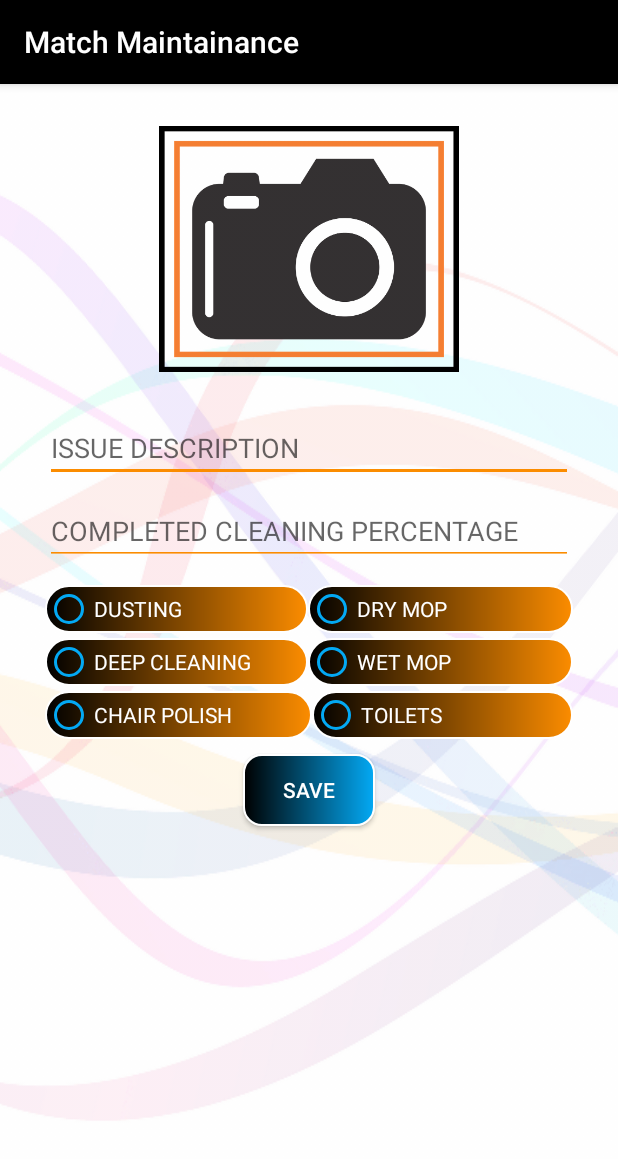
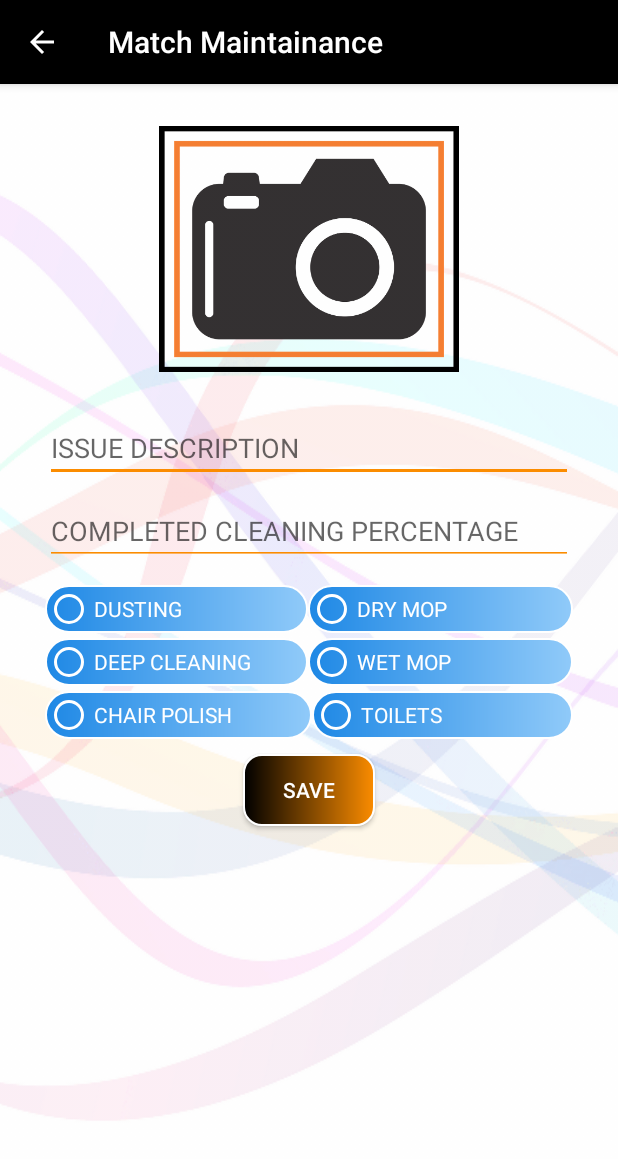
Before and after one commit to Apoorv1180/FusionMpcApp, an Android app: the HouseKeepingActivity screen opened directly, with no data from a screen before it, on a phone screen of 412 x 824 dp. Shown: the top 1159 px of the screen. Run offline under Robolectric (Android 15) with nearby library versions, the phone set to English and light mode, and no system bars.

Commit message:
radio button changed improvised

```diff
--- a/app/src/main/res/drawable-mdpi/customborder1.xml
+++ b/app/src/main/res/drawable-mdpi/customborder1.xml
@@ -6,7 +6,7 @@
                 android:type="linear"
                 android:angle="0"
                 android:startColor="#000000"
-                android:endColor="#03A9F4"
+                android:endColor="#FB8C00"
                 android:centerX="2"
                 android:centerY="3"/>
             <stroke android:width="1dp" android:height="2dp"
--- a/app/src/main/res/drawable/customborder.xml
+++ b/app/src/main/res/drawable/customborder.xml
@@ -5,8 +5,8 @@
             <gradient
                 android:type="linear"
                 android:angle="0"
-                android:startColor="#000000"
-                android:endColor="#FB8C00"
+                android:startColor="#1E88E5"
+                android:endColor="#90CAF9"
                 android:centerX="2"
                 android:centerY="3"/>
             <stroke android:width="1dp" android:height="2dp"
--- a/app/src/main/res/layout/activity_house_keeping.xml
+++ b/app/src/main/res/layout/activity_house_keeping.xml
@@ -59,8 +59,7 @@
                 android:layout_weight="1"
                 android:background="@drawable/customborder"
                 android:layout_marginTop="3dp"
-                android:buttonTint="@color/colorBlue"
-                android:textColor="@color/colorWhite"
+                android:buttonTint="@color/colorWhite"                android:textColor="@color/colorWhite"
                 android:text="@string/dusting" />
 
             <RadioButton
@@ -69,8 +68,7 @@
                 android:layout_height="wrap_content"
                 android:background="@drawable/customborder"
                 android:layout_marginTop="3dp"
-                android:buttonTint="@color/colorBlue"
-                android:textColor="@color/colorWhite"
+                android:buttonTint="@color/colorWhite"                android:textColor="@color/colorWhite"
                 android:layout_weight="1"
                 android:text="@string/dry_mop" />
         </LinearLayout>
@@ -85,8 +83,7 @@
                 android:layout_height="wrap_content"
                 android:background="@drawable/customborder"
                 android:layout_marginTop="3dp"
-                android:buttonTint="@color/colorBlue"
-                android:textColor="@color/colorWhite"
+                android:buttonTint="@color/colorWhite"                android:textColor="@color/colorWhite"
                 android:layout_weight="1"
                 android:text="@string/deep_cleaning" />
 
@@ -96,8 +93,7 @@
                 android:layout_height="wrap_content"
                 android:background="@drawable/customborder"
                 android:layout_marginTop="3dp"
-                android:buttonTint="@color/colorBlue"
-                android:textColor="@color/colorWhite"
+                android:buttonTint="@color/colorWhite"                android:textColor="@color/colorWhite"
                 android:layout_weight="1"
                 android:text="@string/wet_mop" />
         </LinearLayout>
@@ -112,8 +108,7 @@
                 android:layout_height="wrap_content"
                 android:background="@drawable/customborder"
                 android:layout_marginTop="3dp"
-                android:buttonTint="@color/colorBlue"
-                android:textColor="@color/colorWhite"
+                android:buttonTint="@color/colorWhite"                android:textColor="@color/colorWhite"
                 android:layout_weight="1"
                 android:text="@string/chair_polish" />
 
@@ -123,8 +118,7 @@
                 android:layout_height="wrap_content"
                 android:background="@drawable/customborder"
                 android:layout_marginTop="3dp"
-                android:buttonTint="@color/colorBlue"
-                android:textColor="@color/colorWhite"
+                android:buttonTint="@color/colorWhite"                android:textColor="@color/colorWhite"
                 android:layout_weight="1"
                 android:text="@string/toilets" />
 
--- a/app/src/main/res/values/colors.xml
+++ b/app/src/main/res/values/colors.xml
@@ -7,4 +7,5 @@
     <color name="colorWhite">#ffffff</color>
     <color name="colorBlue">#03A9F4</color>
 
+
 </resources>
```
Also changed, not shown: app/src/main/AndroidManifest.xml (+32 -13 lines), app/src/main/res/layout/activity_chair_maintainance.xml (+5 -5 lines), app/src/main/res/layout/activity_electricity.xml (+5 -10 lines), app/src/main/res/layout/activity_infrastructure.xml (+4 -8 lines), app/src/main/res/layout/activity_registration.xml (+9 -14 lines).
